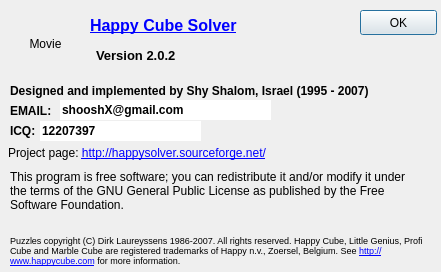
First picture: the form in src/about.ui, repository shooshx/happysolver, before the edit.
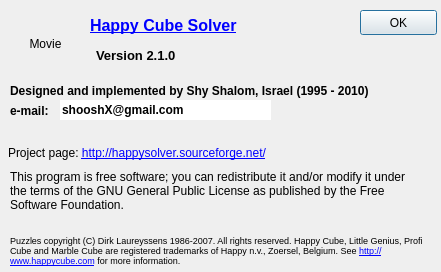
Second picture: the form after the edit.

Diff of the .ui file:
```diff
--- a/src/about.ui
+++ b/src/about.ui
@@ -71,7 +71,7 @@
     </font>
    </property>
    <property name="text" >
-    <string>Version 2.0.2</string>
+    <string>Version 2.1.0</string>
    </property>
   </widget>
   <widget class="QLabel" name="label_4" >
@@ -95,7 +95,7 @@
     </font>
    </property>
    <property name="text" >
-    <string>Designed and implemented by Shy Shalom, Israel (1995 - 2007)</string>
+    <string>Designed and implemented by Shy Shalom, Israel (1995 - 2010)</string>
    </property>
    <property name="scaledContents" >
     <bool>false</bool>
@@ -167,36 +167,6 @@
     <bool>true</bool>
    </property>
   </widget>
-  <widget class="QLabel" name="label_7" >
-   <property name="geometry" >
-    <rect>
-     <x>10</x>
-     <y>120</y>
-     <width>41</width>
-     <height>21</height>
-    </rect>
-   </property>
-   <property name="font" >
-    <font>
-     <family>Tahoma</family>
-     <pointsize>9</pointsize>
-     <weight>75</weight>
-     <italic>false</italic>
-     <bold>true</bold>
-     <underline>false</underline>
-     <strikeout>false</strikeout>
-    </font>
-   </property>
-   <property name="text" >
-    <string>ICQ:</string>
-   </property>
-   <property name="scaledContents" >
-    <bool>false</bool>
-   </property>
-   <property name="wordWrap" >
-    <bool>true</bool>
-   </property>
-  </widget>
   <widget class="QLabel" name="label_6" >
    <property name="geometry" >
     <rect>
@@ -218,7 +188,7 @@
     </font>
    </property>
    <property name="text" >
-    <string>EMAIL:</string>
+    <string>e-mail:</string>
    </property>
    <property name="scaledContents" >
     <bool>false</bool>
@@ -285,32 +255,6 @@
     <bool>true</bool>
    </property>
   </widget>
-  <widget class="QLineEdit" name="icqEdit" >
-   <property name="geometry" >
-    <rect>
-     <x>40</x>
-     <y>121</y>
-     <width>161</width>
-     <height>20</height>
-    </rect>
-   </property>
-   <property name="font" >
-    <font>
-     <pointsize>9</pointsize>
-     <weight>75</weight>
-     <bold>true</bold>
-    </font>
-   </property>
-   <property name="text" >
-    <string>12207397</string>
-   </property>
-   <property name="frame" >
-    <bool>false</bool>
-   </property>
-   <property name="readOnly" >
-    <bool>true</bool>
-   </property>
-  </widget>
  </widget>
  <resources>
   <include location="../resources.qrc" />
```
